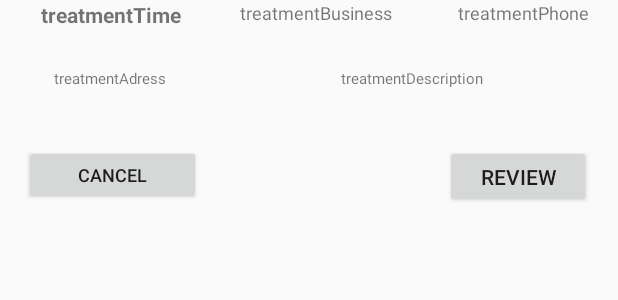
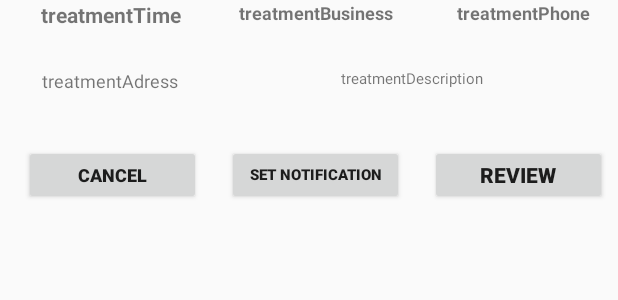
Before and after one commit to CarFix-SYD/CarFix, an Android app: the layout list_appointment_private.xml on its own in the app's theme, with its tools: preview values and no code run, on a phone screen of 412 x 824 dp. Shown: the top 300 px of the screen. Run offline under Robolectric (Android 15) with nearby library versions, the phone set to English and light mode, and no system bars.

Commit message:
Add Notification Broadcast
fix number of bugs and add new feature of notification 1 hour before appointment.

```diff
--- a/app/src/main/AndroidManifest.xml
+++ b/app/src/main/AndroidManifest.xml
@@ -31,6 +31,7 @@
                 <category android:name="android.intent.category.LAUNCHER" />
             </intent-filter>
         </activity>
+        <receiver android:name=".ReminderBroadcast"/>
     </application>
 
 </manifest>
--- a/app/src/main/res/layout/list_appointment_private.xml
+++ b/app/src/main/res/layout/list_appointment_private.xml
@@ -25,6 +25,7 @@
         android:text="treatmentBusiness"
         android:textAlignment="center"
         android:textSize="12sp"
+        android:textStyle="bold"
         app:layout_constraintEnd_toStartOf="@+id/treatmentPhone"
         app:layout_constraintHorizontal_bias="0.166"
         app:layout_constraintStart_toEndOf="@+id/treatmentTime"
@@ -38,6 +39,7 @@
         android:text="treatmentPhone"
         android:textAlignment="center"
         android:textSize="12sp"
+        android:textStyle="bold"
         app:layout_constraintEnd_toEndOf="parent"
         tools:layout_editor_absoluteY="0dp" />
 
@@ -49,7 +51,7 @@
         android:layout_marginTop="20dp"
         android:text="treatmentAdress"
         android:textAlignment="center"
-        android:textSize="10sp"
+        android:textSize="12sp"
         app:layout_constraintEnd_toStartOf="@+id/treatmentDescription"
         app:layout_constraintHorizontal_bias="0.0"
         app:layout_constraintStart_toStartOf="parent"
@@ -72,20 +74,36 @@
         android:id="@+id/cancelApp"
         android:layout_width="118dp"
         android:layout_height="40dp"
-        android:layout_marginStart="16dp"
-        android:layout_marginTop="20dp"
         android:text="cancel"
+        android:textAlignment="center"
         android:textSize="12sp"
+        android:textStyle="bold"
+        app:layout_constraintEnd_toEndOf="parent"
+        app:layout_constraintHorizontal_bias="0.054"
         app:layout_constraintStart_toStartOf="parent"
-        app:layout_constraintTop_toBottomOf="@+id/treatmentAddress" />
+        app:layout_constraintTop_toBottomOf="@+id/treatmentDescription" />
 
     <Button
         android:id="@+id/privateReview"
-        android:layout_width="97dp"
-        android:layout_height="42dp"
+        android:layout_width="118dp"
+        android:layout_height="40dp"
         android:text="Review"
+        android:textAlignment="center"
+        android:textStyle="bold"
         app:layout_constraintEnd_toEndOf="parent"
-        app:layout_constraintHorizontal_bias="0.9"
+        app:layout_constraintHorizontal_bias="0.955"
+        app:layout_constraintStart_toEndOf="@+id/cancelApp"
+        app:layout_constraintTop_toBottomOf="@+id/treatmentDescription" />
+
+    <Button
+        android:id="@+id/setNotification"
+        android:layout_width="118dp"
+        android:layout_height="40dp"
+        android:text="Set notification"
+        android:textAlignment="center"
+        android:textSize="10sp"
+        android:textStyle="bold"
+        app:layout_constraintEnd_toStartOf="@+id/privateReview"
         app:layout_constraintStart_toEndOf="@+id/cancelApp"
         app:layout_constraintTop_toBottomOf="@+id/treatmentDescription" />
 </androidx.constraintlayout.widget.ConstraintLayout>
```
Also changed, not shown: app/src/main/java/com/example/myapplication/ReminderBroadcast.java (added, +25 -0 lines), app/src/main/java/com/example/myapplication/appointmentAdapterPrivate.java (+60 -0 lines), app/src/main/res/layout/activity_profile_screen.xml (+5 -5 lines).
